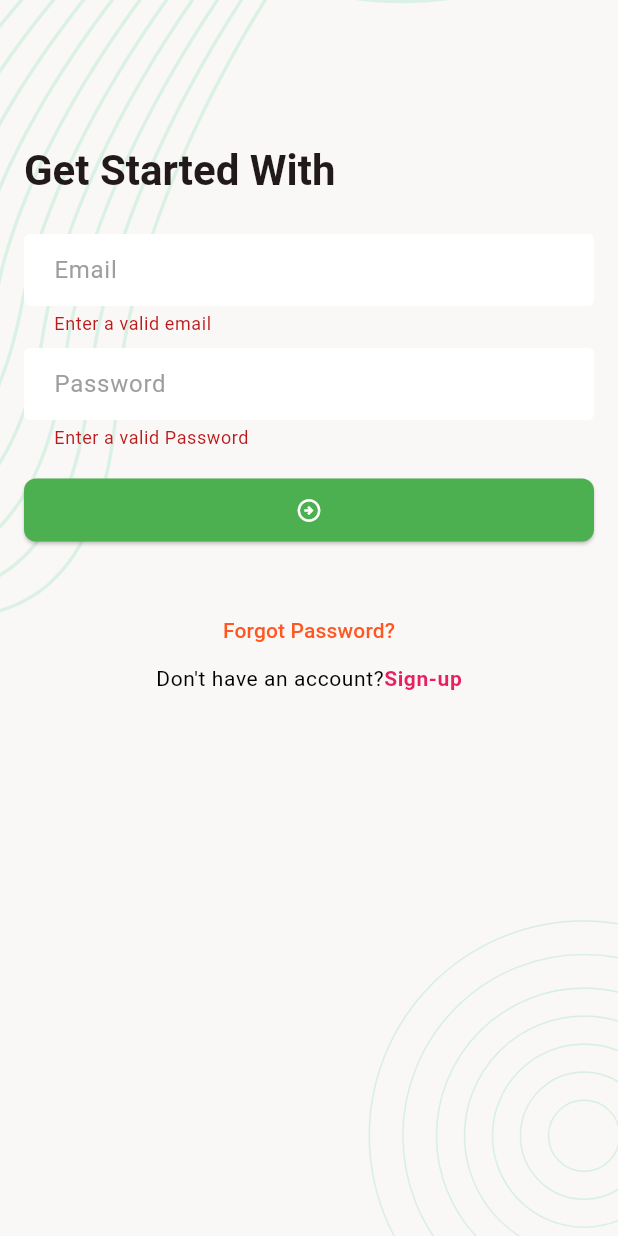
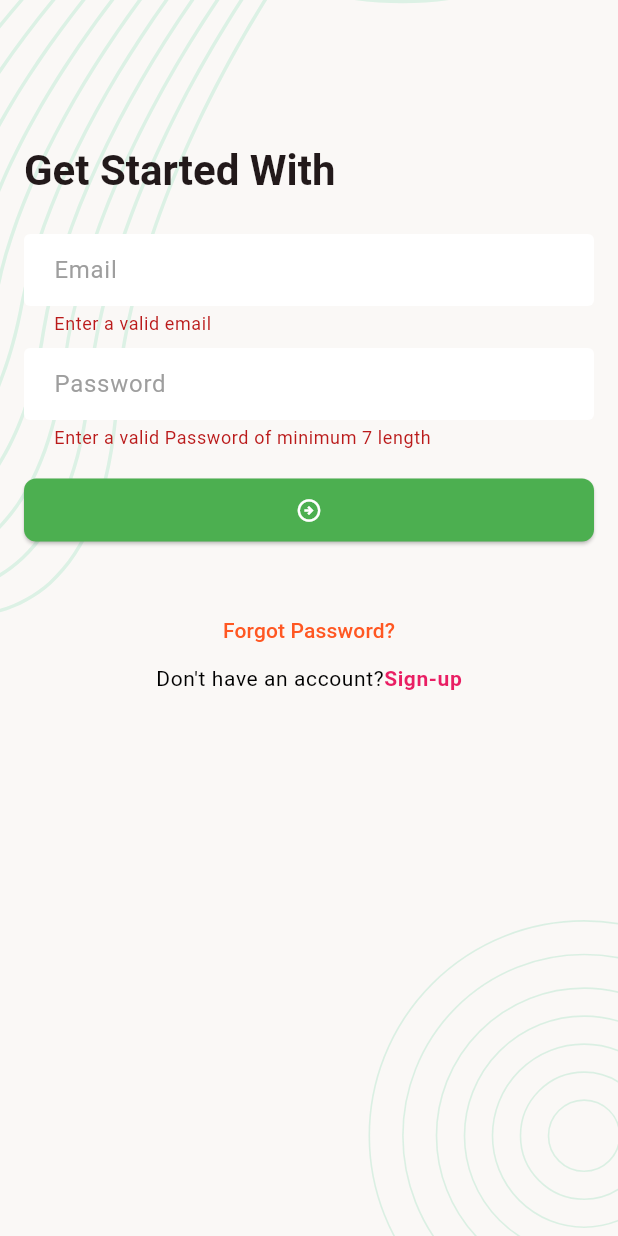
Before and after one commit to neelislam/taskmanager, a Flutter app: the screen it shows after launch, after a tap on the "arrow circle right" icon, on a phone screen of 412 x 824 dp. Run offline on Flutter 3.47's test engine with Material 3 defaults, Android fonts, the phone set to English and light mode, and no system bars; our stand-ins replace email_validator, flutter_svg.

Commit message:
create rest of the pages

```diff
--- a/lib/ui/screen/sign_in_screen.dart
+++ b/lib/ui/screen/sign_in_screen.dart
@@ -1,3 +1,4 @@
+import 'package:email_validator/email_validator.dart';
 import 'package:flutter/gestures.dart';
 import 'package:flutter/material.dart';
 import 'package:taskmanager/ui/widgets/screen_background.dart';
@@ -37,7 +38,9 @@ class _SignInScreenState extends State<SignInScreen> {
                     decoration: InputDecoration( hintText:'Email',
                   ),
                       validator:(String? value){
-                      if(value?.isEmpty?? true){
+                      String email = value ?? '';
+
+                      if(EmailValidator.validate(email) == false){
                         return 'Enter a valid email';
                       }
                         return null;
@@ -51,8 +54,8 @@ class _SignInScreenState extends State<SignInScreen> {
                       hintText:'Password',
                     ),
                       validator:(String? value){
-                        if(value?.isEmpty?? true){
-                          return 'Enter a valid Password';
+                        if((value?.length ?? 0)< 6){
+                          return 'Enter a valid Password of minimum 7 length';
                         }
                         return null;
                       }
--- a/pubspec.yaml
+++ b/pubspec.yaml
@@ -10,6 +10,7 @@ environment:
 dependencies:
   flutter:
     sdk: flutter
+  email_validator: ^3.0.0
 
 
   flutter_svg: ^2.2.0
```
Also changed, not shown: pubspec.lock.
